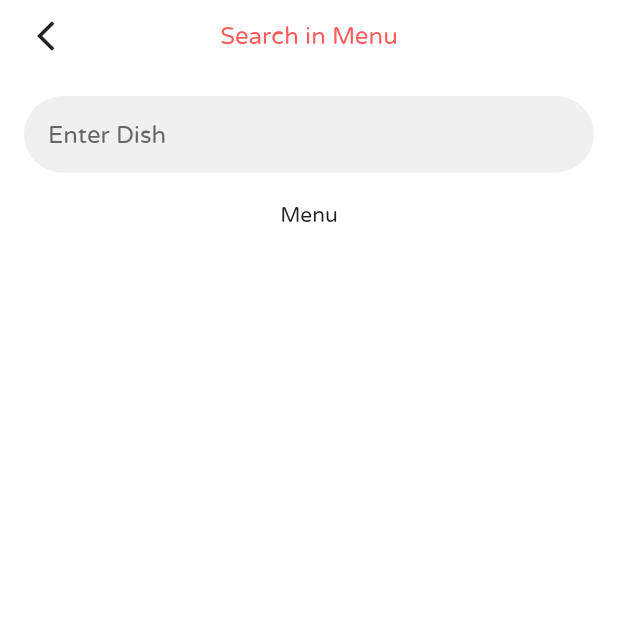
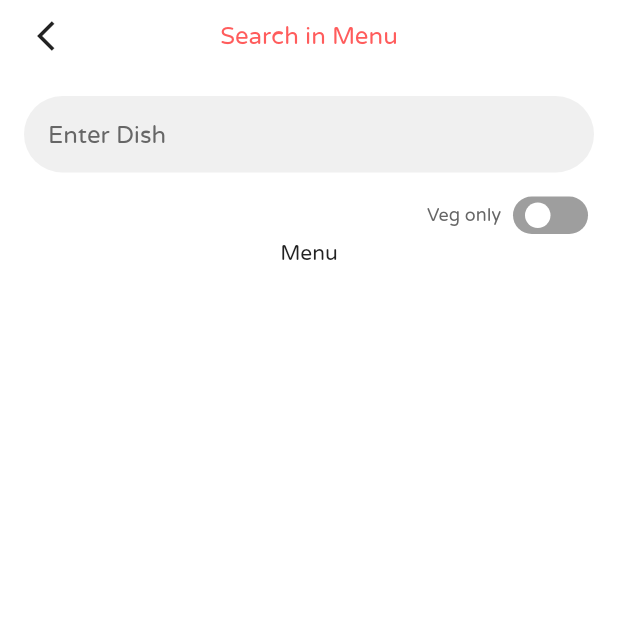
Before and after one commit to ameydeshmukhcode/friskyflutter, a Flutter app: the MenuScreen screen opened directly with empty values, after a tap on the "search" icon, on a phone screen of 412 x 824 dp, the top half of it. Run offline on Flutter 3.47's test engine with Material 2 defaults, Android fonts, the phone set to English and light mode, and no system bars; drawn by our look-alikes of flutter_switch; our stand-ins replace badges, cloud_firestore, cloud_functions, date_format, firebase_auth, firebase_messaging and 7 more; missing offline and left inert: qrcode; accounts and stored records are empty.

```diff
--- a/lib/screens/menu/menu_screen.dart
+++ b/lib/screens/menu/menu_screen.dart
@@ -4,6 +4,7 @@ import 'package:cloud_firestore/cloud_firestore.dart';
 import 'package:flutter/cupertino.dart';
 import 'package:flutter/material.dart';
 import 'package:flutter_svg/flutter_svg.dart';
+import 'package:flutter_switch/flutter_switch.dart';
 import 'package:provider/provider.dart';
 
 import 'cart_screen.dart';
@@ -33,9 +34,12 @@ class _MenuScreenState extends State<MenuScreen> {
   HashMap<String, List<MenuItem>> _categoryItemListMap =
       new HashMap<String, List<MenuItem>>();
   List<dynamic> _menuList = List<dynamic>();
+  List<dynamic> _sortedmenuList = List<dynamic>();
   HashMap<String, int> _categoryOrderMap = HashMap<String, int>();
   bool _isLoading = true;
   bool _isSearching = false;
+  bool _isVEG = false;
+  bool _isEGG = false;
   ScrollController _scrollController;
   Future _finalMenuList;
   TextEditingController _searchBarController = new TextEditingController();
@@ -172,6 +176,7 @@ class _MenuScreenState extends State<MenuScreen> {
                           ],
                         )
                       : _searchBar(),
+                  _dietOptions(),
                   Center(
                     child: Container(
                       padding: EdgeInsets.fromLTRB(8, 4, 8, 4),
@@ -239,6 +244,52 @@ class _MenuScreenState extends State<MenuScreen> {
     );
   }
 
+  Widget _dietOptions(){
+    return Row(
+      mainAxisAlignment: MainAxisAlignment.end,
+      crossAxisAlignment: CrossAxisAlignment.center,
+      children: <Widget>[
+        FAText("Veg only",12,FriskyColor.colorTextLight),
+        SizedBox(width: 8,),
+        FlutterSwitch(
+          value: _isVEG,
+          activeColor: FriskyColor.colorPrimary,
+          padding:4,
+          height: 25,
+          width: 50,
+          onToggle: (val) {
+            setState(() {
+              _isVEG = val;
+            });
+            },
+        ),
+        Visibility(
+          visible: _isVEG,
+          child: Row(
+            children: <Widget>[
+              SizedBox(width: 16,),
+              FAText("Egg",12,FriskyColor.colorTextLight),
+              SizedBox(width: 8,),
+              FlutterSwitch(
+                value: _isEGG,
+                activeColor: FriskyColor.colorPrimary,
+                padding:4,
+                height: 25,
+                width: 50,
+                onToggle: (val) {
+                  setState(() {
+                    _isEGG = val;
+                  });
+                },
+              ),
+            ],
+          ),
+        ),
+        SizedBox(width: 20,),
+      ],
+    );
+  }
+
   Widget _menuItemsList() {
     var _cartProvider = Provider.of<Cart>(context, listen: true);
     var _ordersProvider = Provider.of<Orders>(context, listen: true);
@@ -267,8 +318,40 @@ class _MenuScreenState extends State<MenuScreen> {
                   scrollDirection: Axis.vertical,
                   shrinkWrap: true,
                   itemBuilder: (context, index) {
-                    if (_menuList[index] is MenuCategory) {
-                      MenuCategory menuCategory = _menuList[index];
+                    if(_isVEG||_isEGG){
+                      _sortedmenuList.clear();
+                      _menuList.forEach((element) {
+                        if(element is MenuCategory)
+                          {
+                            _sortedmenuList.add(element);
+                          }
+                        if(element is MenuItem){
+                              MenuItem m = element;
+                              if(m.dietType == DietType.VEG && _isVEG){
+                                _sortedmenuList.add(element);
+                                return;
+                              }
+                             if(m.dietType == DietType.EGG && _isEGG){
+                                _sortedmenuList.add(element);
+                                return;
+                              }
+                              _sortedmenuList.add("noitem");
+                        }
+                      });
+
+                    }
+                    else{
+                      _sortedmenuList.clear();
+                       _menuList.forEach((element) {
+                         _sortedmenuList.add(element);
+                       });
+
+                    }
+                    if(_sortedmenuList[index]=="noitem"){
+                      return SizedBox.shrink();
+                    }
+                    if (_sortedmenuList[index] is MenuCategory) {
+                      MenuCategory menuCategory = _sortedmenuList[index];
                       return !_isSearching
                           ? Align(
                               alignment: Alignment.centerLeft,
@@ -284,7 +367,7 @@ class _MenuScreenState extends State<MenuScreen> {
                               ))
                           : SizedBox.shrink();
                     }
-                    MenuItem menuItem = _menuList[index];
+                    MenuItem menuItem = _sortedmenuList[index];
                     return menuItem.available
                         ? filter == null || filter == ""
                             ? Padding(
@@ -341,10 +424,8 @@ class _MenuScreenState extends State<MenuScreen> {
                                   ],
                                 ),
                               )
-                            : menuItem.name
-                                    .toLowerCase()
-                                    .contains(filter.toLowerCase())
-                                ? Padding(
+                            : menuItem.name.toLowerCase().contains(filter.toLowerCase())
+                                ?Padding(
                                     padding: EdgeInsets.fromLTRB(24, 8, 24, 8),
                                     child: Row(
                                       children: <Widget>[
@@ -403,8 +484,8 @@ class _MenuScreenState extends State<MenuScreen> {
                                       ],
                                     ),
                                   )
-                                : SizedBox.shrink()
-                        : SizedBox.shrink();
+                                : SizedBox.shrink()///when item is not matched with filter black space
+                        : SizedBox.shrink(); ///when item is not available blank space
                   }),
             );
           }
--- a/pubspec.yaml
+++ b/pubspec.yaml
@@ -44,6 +44,8 @@ dependencies:
   flutter_svg: ^0.17.3+1
   date_format: ^1.0.8
   badges: ^1.1.1
+  flutter_switch: ^0.1.1
+
 
 dev_dependencies:
   flutter_test:
```
Also changed, not shown: pubspec.lock.
